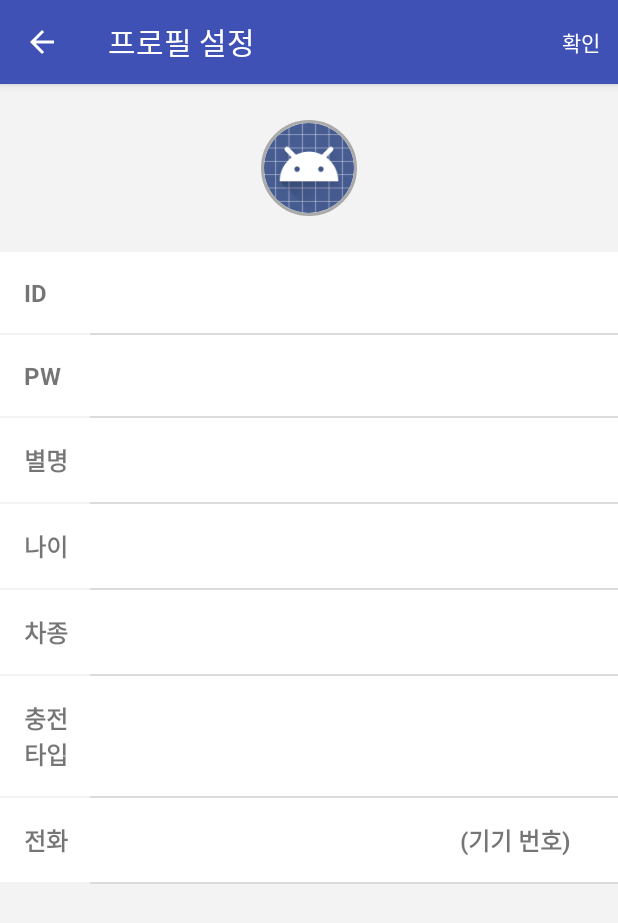
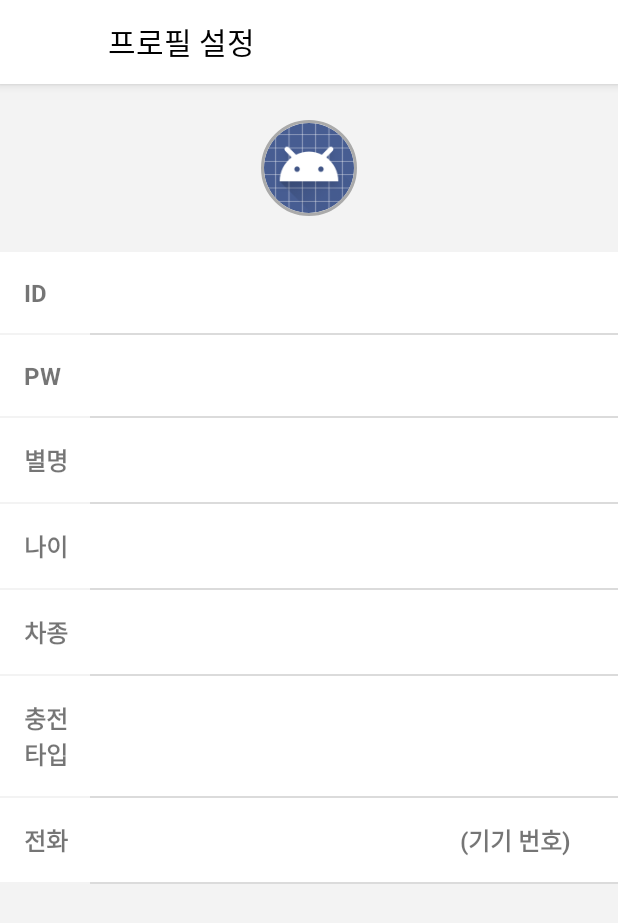
Before and after one commit to Pastelrose/Bigpicture_DaDungI, an Android app: the ProfileActivity screen opened directly, with no data from a screen before it, on a phone screen of 412 x 824 dp. Shown: the top 923 px of the screen. Run offline under Robolectric (Android 15) with nearby library versions, the phone set to English and light mode, and no system bars; our stand-ins replace CircleImageView, Picasso; pictures from the network do not load.

Commit message:
layout설정 및 툴바 색상변경

```diff
--- a/app/src/main/java/com/bigpicture/team/dadungi/MainActivity.java
+++ b/app/src/main/java/com/bigpicture/team/dadungi/MainActivity.java
@@ -36,6 +36,7 @@ public class MainActivity extends AppCompatActivity
 
         Toolbar toolbar = (Toolbar) findViewById(R.id.toolbar);
         setSupportActionBar(toolbar);
+
 
         drawer = (DrawerLayout) findViewById(R.id.drawer_layout);
 
--- a/app/src/main/res/layout/toolbar.xml
+++ b/app/src/main/res/layout/toolbar.xml
@@ -10,8 +10,10 @@
     <android.support.v7.widget.Toolbar
         android:id="@+id/toolbar"
         android:layout_width="match_parent"
-        android:layout_height="?attr/actionBarSize"
-        android:background="?attr/colorPrimary"
-        app:popupTheme="@style/AppTheme.PopupOverlay" />
+        android:layout_height="wrap_content"
+        android:background="@color/bg_white"
+        android:elevation="3dp"
+        app:popupTheme="@style/AppTheme.PopupOverlay"
+        app:titleTextColor="@color/text_color_black" />
 
 </android.support.design.widget.AppBarLayout>
--- a/app/src/main/res/values/styles.xml
+++ b/app/src/main/res/values/styles.xml
@@ -3,9 +3,15 @@
     <!-- Base application theme. -->
     <style name="AppTheme" parent="Theme.AppCompat.Light.DarkActionBar">
         <!-- Customize your theme here. -->
-        <item name="colorPrimary">@color/colorPrimary</item>
-        <item name="colorPrimaryDark">@color/colorPrimaryDark</item>
-        <item name="colorAccent">@color/colorAccent</item>
+        <item name="colorPrimary">@color/bg_white</item>
+        <item name="colorPrimaryDark">@color/bg_default</item>
+        <item name="colorAccent">@color/bg_littleGray</item>
+
+        <item name="android:actionOverflowMenuStyle">@style/AppTheme.PopupOverlay</item>
+    </style>
+
+    <style name="ToolbarColoredBackArrow" parent="AppTheme">
+        <item name="android:textColorSecondary">@color/bg_white</item>
     </style>
 
     <style name="AppTheme.NoActionBar">
@@ -16,6 +22,7 @@
     <style name="AppTheme.AppBarOverlay" parent="ThemeOverlay.AppCompat.Dark.ActionBar" />
 
     <style name="AppTheme.PopupOverlay" parent="ThemeOverlay.AppCompat.Light" />
+
 
     <style name="ActionBarTitleStyle" parent="android:Widget.TextView">
 
```
